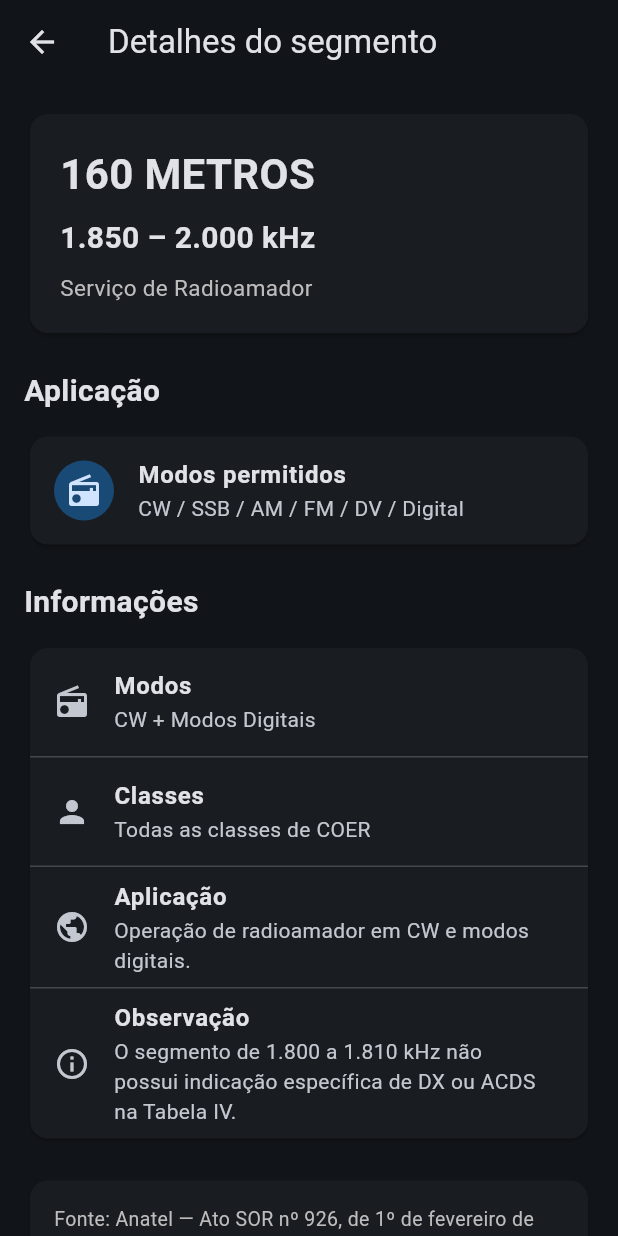
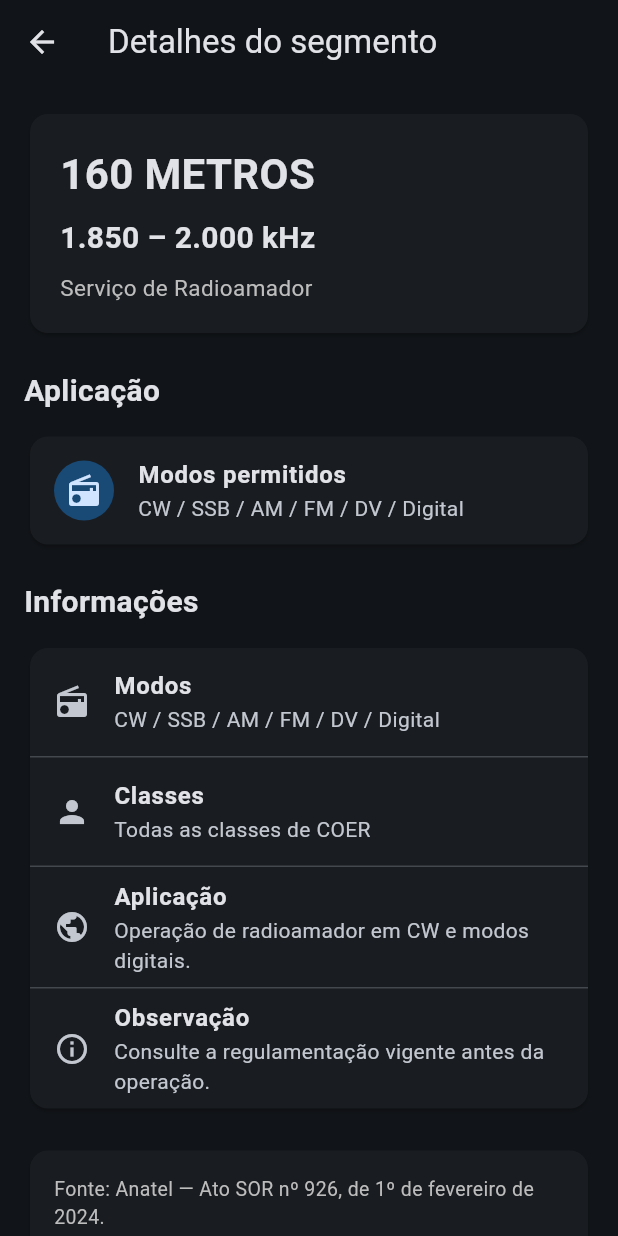
Before and after one commit to Pu2rmm/RBCOM, a Flutter app: the Faixa160Screen screen opened directly, after a tap on "1.850 – 2.000 kHz", on a phone screen of 412 x 824 dp. Run offline on Flutter 3.47's test engine with Material 3 defaults, Android fonts, the phone set to English and light mode, and no system bars; our stand-ins replace shared_preferences; accounts and stored records are empty.

Commit message:
Atualiza detalhes dos segmentos de 160 metros

```diff
--- a/lib/screens/faixa_160_screen.dart
+++ b/lib/screens/faixa_160_screen.dart
@@ -103,6 +103,9 @@ class Faixa160Screen extends StatelessWidget {
               builder: (context) => Faixa160SegmentoScreen(
                 frequencia: frequencia,
                 aplicacao: aplicacao,
+                classes: 'Todas as classes de COER',
+                observacao:
+                    'Consulte a regulamentação vigente antes da operação.',
               ),
             ),
           );
--- a/lib/screens/faixa_160_segmento_screen.dart
+++ b/lib/screens/faixa_160_segmento_screen.dart
@@ -3,11 +3,15 @@ import 'package:flutter/material.dart';
 class Faixa160SegmentoScreen extends StatelessWidget {
   final String frequencia;
   final String aplicacao;
+  final String classes;
+  final String observacao;
 
   const Faixa160SegmentoScreen({
     super.key,
     required this.frequencia,
     required this.aplicacao,
+    required this.classes,
+    required this.observacao,
   });
 
   @override
@@ -77,22 +81,22 @@ class Faixa160SegmentoScreen extends StatelessWidget {
           Card(
             child: Column(
               children: [
-                const ListTile(
+                ListTile(
                   leading: Icon(Icons.radio),
                   title: Text(
                     'Modos',
                     style: TextStyle(fontWeight: FontWeight.bold),
                   ),
-                  subtitle: Text('CW + Modos Digitais'),
+                  subtitle: Text(aplicacao),
                 ),
                 const Divider(height: 1),
-                const ListTile(
+                ListTile(
                   leading: Icon(Icons.person),
                   title: Text(
                     'Classes',
                     style: TextStyle(fontWeight: FontWeight.bold),
                   ),
-                  subtitle: Text('Todas as classes de COER'),
+                  subtitle: Text(classes),
                 ),
                 const Divider(height: 1),
                 const ListTile(
@@ -106,15 +110,13 @@ class Faixa160SegmentoScreen extends StatelessWidget {
                   ),
                 ),
                 const Divider(height: 1),
-                const ListTile(
+                ListTile(
                   leading: Icon(Icons.info_outline),
                   title: Text(
                     'Observação',
                     style: TextStyle(fontWeight: FontWeight.bold),
                   ),
-                  subtitle: Text(
-                    'O segmento de 1.800 a 1.810 kHz não possui indicação específica de DX ou ACDS na Tabela IV.',
-                  ),
+                  subtitle: Text(observacao),
                 ),
               ],
             ),
```
